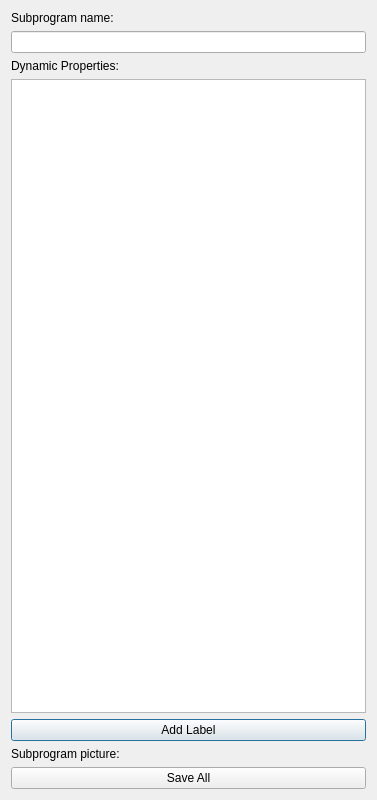
Qt form qrgui/dialogs/subprogram/dynamicPropertiesDialog.ui (qreal/qreal) before a commit.
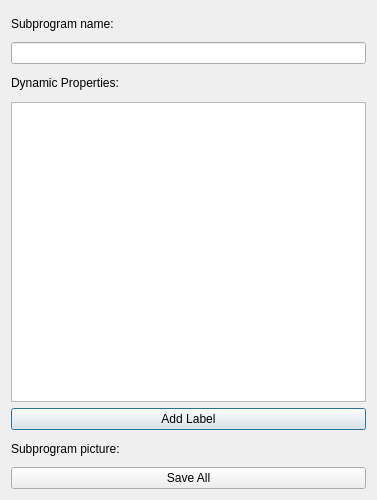
The same form after that commit.

Diff of the .ui file:
```diff
--- a/qrgui/dialogs/subprogram/dynamicPropertiesDialog.ui
+++ b/qrgui/dialogs/subprogram/dynamicPropertiesDialog.ui
@@ -10,7 +10,7 @@
     <x>0</x>
     <y>0</y>
     <width>377</width>
-    <height>800</height>
+    <height>500</height>
    </rect>
   </property>
   <property name="sizePolicy">
@@ -22,13 +22,13 @@
   <property name="minimumSize">
    <size>
     <width>377</width>
-    <height>800</height>
+    <height>300</height>
    </size>
   </property>
   <property name="maximumSize">
    <size>
     <width>377</width>
-    <height>1000</height>
+    <height>800</height>
    </size>
   </property>
   <property name="windowTitle">
@@ -70,7 +70,7 @@
      <property name="maximumSize">
       <size>
        <width>609</width>
-       <height>16777215</height>
+       <height>300</height>
       </size>
      </property>
      <property name="layoutDirection">
```
